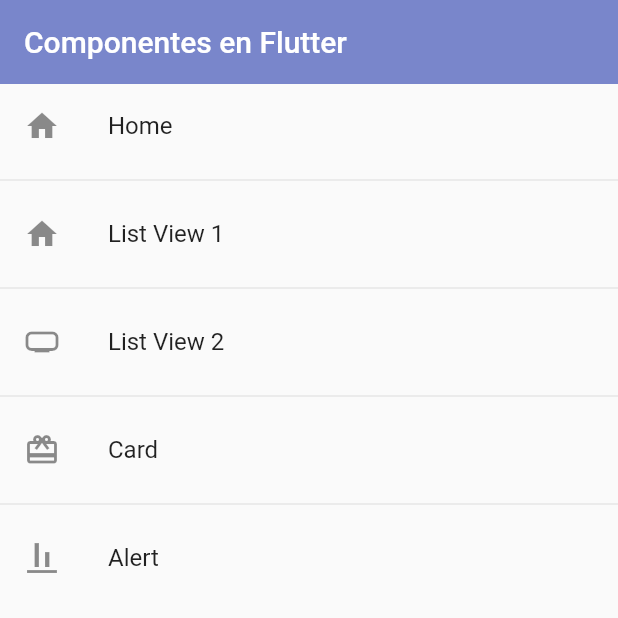
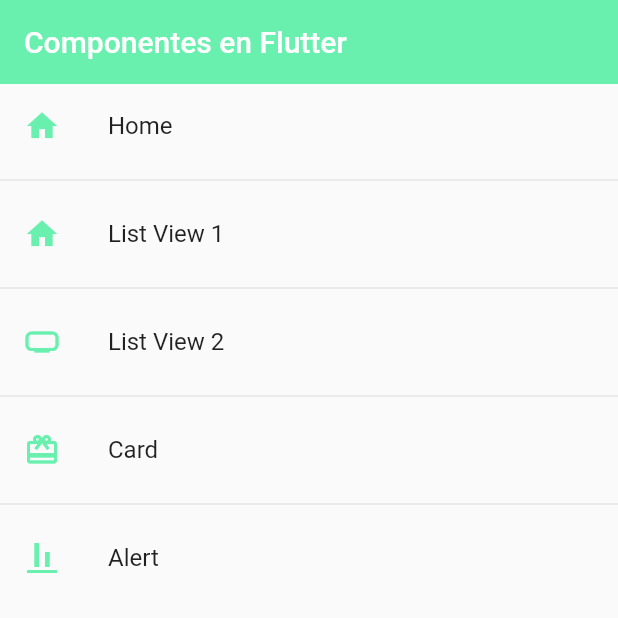
Before and after one commit to DiegoJavb/fl_componentes, a Flutter app: the screen it shows after launch, on a phone screen of 412 x 824 dp, the top half of it. Run offline on Flutter 3.47's test engine with Material 2 defaults, Android fonts, the phone set to English and light mode, and no system bars.

Commit message:
app theme

```diff
--- a/lib/main.dart
+++ b/lib/main.dart
@@ -1,4 +1,6 @@
 import 'package:flutter/material.dart';
+
+import 'package:fl_componentes/theme/app_theme.dart';
 import 'package:fl_componentes/router/app_routes.dart';
 
 void main() => runApp(const MyApp());
@@ -14,16 +16,7 @@ class MyApp extends StatelessWidget {
       initialRoute: AppRoutes.initialRoute,
       routes: AppRoutes.getAppRoutes(),
       onGenerateRoute: (settings) => AppRoutes.onGenerateRoute(settings),
-      theme: ThemeData.light().copyWith(
-        //color primario
-        primaryColor: Colors.indigo[300],
-
-        //AppBar theme
-        appBarTheme: AppBarTheme(
-          backgroundColor: Colors.indigo[300],
-          elevation: 0,
-        ),
-      ),
+      theme: AppTheme.lightTheme,
     );
   }
 }
--- a/lib/screens/home_screen.dart
+++ b/lib/screens/home_screen.dart
@@ -1,3 +1,4 @@
+import 'package:fl_componentes/theme/app_theme.dart';
 import 'package:flutter/material.dart';
 import 'package:fl_componentes/router/app_routes.dart';
 
@@ -15,7 +16,10 @@ class HomeScreen extends StatelessWidget {
         itemCount: AppRoutes.menuOptions.length,
         itemBuilder: (context, index) {
           return ListTile(
-            leading: Icon(menuOptions[index].icon),
+            leading: Icon(
+              menuOptions[index].icon,
+              color: AppTheme.primary,
+            ),
             title: Text(menuOptions[index].name),
             onTap: () => Navigator.pushNamed(
               context,
--- /dev/null
+++ b/lib/theme/app_theme.dart
@@ -0,0 +1,15 @@
+import 'package:flutter/material.dart';
+
+class AppTheme {
+  static const Color primary = Colors.greenAccent;
+  static final ThemeData lightTheme = ThemeData.light().copyWith(
+    //color primario
+    primaryColor: Colors.indigo,
+
+    //AppBar theme
+    appBarTheme: const AppBarTheme(
+      color: primary,
+      elevation: 0,
+    ),
+  );
+}
```
